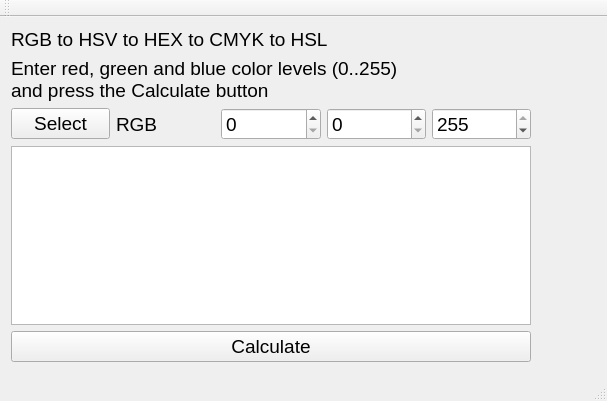
Qt form mainwindow.ui (den0011/convert_color) before a commit.
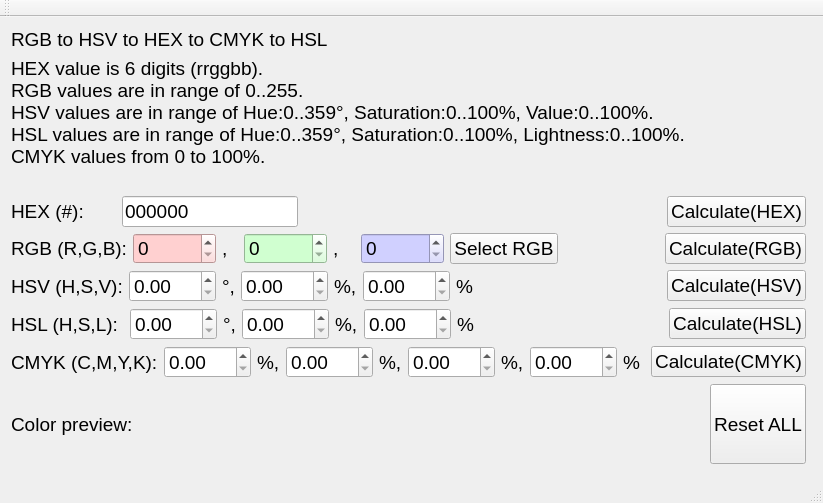
The same form after that commit.

Diff of the .ui file:
```diff
--- a/mainwindow.ui
+++ b/mainwindow.ui
@@ -6,8 +6,8 @@
    <rect>
     <x>0</x>
     <y>0</y>
-    <width>607</width>
-    <height>401</height>
+    <width>823</width>
+    <height>503</height>
    </rect>
   </property>
   <property name="font">
@@ -22,64 +22,513 @@
   </property>
   <widget class="QWidget" name="centralWidget">
    <layout class="QGridLayout" name="gridLayout">
+    <item row="1" column="0" colspan="2">
+     <widget class="QLabel" name="label_3">
+      <property name="text">
+       <string>HEX value is 6 digits (rrggbb).
+RGB values are in range of 0..255.
+HSV values are in range of Hue:0..359°, Saturation:0..100%, Value:0..100%.
+HSL values are in range of Hue:0..359°, Saturation:0..100%, Lightness:0..100%.
+CMYK values from 0 to 100%.
+</string>
+      </property>
+     </widget>
+    </item>
     <item row="2" column="0">
-     <layout class="QHBoxLayout" name="horizontalLayout">
+     <layout class="QVBoxLayout" name="verticalLayout">
       <item>
-       <widget class="QPushButton" name="pBSelect">
-        <property name="text">
-         <string>Select</string>
-        </property>
-       </widget>
+       <layout class="QHBoxLayout" name="horizontalLayout_5">
+        <item>
+         <widget class="QLabel" name="label_4">
+          <property name="text">
+           <string>HEX (#):      </string>
+          </property>
+         </widget>
+        </item>
+        <item>
+         <widget class="QLineEdit" name="lineEditHex">
+          <property name="sizePolicy">
+           <sizepolicy hsizetype="Fixed" vsizetype="Fixed">
+            <horstretch>0</horstretch>
+            <verstretch>0</verstretch>
+           </sizepolicy>
+          </property>
+          <property name="text">
+           <string>000000</string>
+          </property>
+         </widget>
+        </item>
+        <item>
+         <spacer name="horizontalSpacer_3">
+          <property name="orientation">
+           <enum>Qt::Horizontal</enum>
+          </property>
+          <property name="sizeHint" stdset="0">
+           <size>
+            <width>40</width>
+            <height>20</height>
+           </size>
+          </property>
+         </spacer>
+        </item>
+        <item>
+         <widget class="QPushButton" name="CalculateHex">
+          <property name="text">
+           <string>Calculate(HEX)</string>
+          </property>
+         </widget>
+        </item>
+       </layout>
       </item>
       <item>
-       <widget class="QLabel" name="label">
-        <property name="styleSheet">
-         <string notr="true"/>
-        </property>
-        <property name="text">
-         <string>RGB</string>
-        </property>
-       </widget>
+       <layout class="QHBoxLayout" name="horizontalLayout">
+        <item>
+         <widget class="QLabel" name="label">
+          <property name="styleSheet">
+           <string notr="true"/>
+          </property>
+          <property name="text">
+           <string>RGB (R,G,B):</string>
+          </property>
+         </widget>
+        </item>
+        <item>
+         <widget class="QSpinBox" name="rgbR">
+          <property name="sizePolicy">
+           <sizepolicy hsizetype="Fixed" vsizetype="Fixed">
+            <horstretch>0</horstretch>
+            <verstretch>0</verstretch>
+           </sizepolicy>
+          </property>
+          <property name="minimumSize">
+           <size>
+            <width>83</width>
+            <height>0</height>
+           </size>
+          </property>
+          <property name="font">
+           <font>
+            <family>MS Shell Dlg 2</family>
+            <pointsize>14</pointsize>
+            <weight>50</weight>
+            <italic>false</italic>
+            <bold>false</bold>
+           </font>
+          </property>
+          <property name="styleSheet">
+           <string notr="true">background-color: rgb(255, 208, 208);
+font: 14pt &quot;MS Shell Dlg 2&quot;;</string>
+          </property>
+          <property name="maximum">
+           <number>255</number>
+          </property>
+         </widget>
+        </item>
+        <item>
+         <widget class="QLabel" name="label_9">
+          <property name="text">
+           <string>,  </string>
+          </property>
+         </widget>
+        </item>
+        <item>
+         <widget class="QSpinBox" name="rgbG">
+          <property name="sizePolicy">
+           <sizepolicy hsizetype="Fixed" vsizetype="Fixed">
+            <horstretch>0</horstretch>
+            <verstretch>0</verstretch>
+           </sizepolicy>
+          </property>
+          <property name="minimumSize">
+           <size>
+            <width>83</width>
+            <height>0</height>
+           </size>
+          </property>
+          <property name="font">
+           <font>
+            <family>MS Shell Dlg 2</family>
+            <pointsize>14</pointsize>
+            <weight>50</weight>
+            <italic>false</italic>
+            <bold>false</bold>
+           </font>
+          </property>
+          <property name="styleSheet">
+           <string notr="true">background-color: rgb(208, 255, 208);
+font: 14pt &quot;MS Shell Dlg 2&quot;;</string>
+          </property>
+          <property name="maximum">
+           <number>255</number>
+          </property>
+         </widget>
+        </item>
+        <item>
+         <widget class="QLabel" name="label_10">
+          <property name="text">
+           <string>,   </string>
+          </property>
+         </widget>
+        </item>
+        <item>
+         <widget class="QSpinBox" name="rgbB">
+          <property name="sizePolicy">
+           <sizepolicy hsizetype="Fixed" vsizetype="Fixed">
+            <horstretch>0</horstretch>
+            <verstretch>0</verstretch>
+           </sizepolicy>
+          </property>
+          <property name="minimumSize">
+           <size>
+            <width>83</width>
+            <height>0</height>
+           </size>
+          </property>
+          <property name="font">
+           <font>
+            <family>MS Shell Dlg 2</family>
+            <pointsize>14</pointsize>
+            <weight>50</weight>
+            <italic>false</italic>
+            <bold>false</bold>
+           </font>
+          </property>
+          <property name="styleSheet">
+           <string notr="true">background-color: rgb(208, 208, 255);
+font: 14pt &quot;MS Shell Dlg 2&quot;;</string>
+          </property>
+          <property name="maximum">
+           <number>255</number>
+          </property>
+          <property name="value">
+           <number>0</number>
+          </property>
+         </widget>
+        </item>
+        <item>
+         <widget class="QPushButton" name="SelectRGB">
+          <property name="text">
+           <string>Select RGB</string>
+          </property>
+         </widget>
+        </item>
+        <item>
+         <spacer name="horizontalSpacer">
+          <property name="orientation">
+           <enum>Qt::Horizontal</enum>
+          </property>
+          <property name="sizeHint" stdset="0">
+           <size>
+            <width>40</width>
+            <height>20</height>
+           </size>
+          </property>
+         </spacer>
+        </item>
+        <item>
+         <widget class="QPushButton" name="CalculateRGB">
+          <property name="text">
+           <string>Calculate(RGB)</string>
+          </property>
+         </widget>
+        </item>
+       </layout>
       </item>
       <item>
-       <widget class="QSpinBox" name="sBR">
-        <property name="maximum">
-         <number>255</number>
-        </property>
-       </widget>
+       <layout class="QHBoxLayout" name="horizontalLayout_2">
+        <item>
+         <widget class="QLabel" name="label_5">
+          <property name="text">
+           <string>HSV (H,S,V):</string>
+          </property>
+         </widget>
+        </item>
+        <item>
+         <widget class="QDoubleSpinBox" name="hsvH">
+          <property name="sizePolicy">
+           <sizepolicy hsizetype="Fixed" vsizetype="Fixed">
+            <horstretch>0</horstretch>
+            <verstretch>0</verstretch>
+           </sizepolicy>
+          </property>
+          <property name="maximum">
+           <double>359.000000000000000</double>
+          </property>
+         </widget>
+        </item>
+        <item>
+         <widget class="QLabel" name="label_15">
+          <property name="text">
+           <string>°,</string>
+          </property>
+         </widget>
+        </item>
+        <item>
+         <widget class="QDoubleSpinBox" name="hsvS">
+          <property name="sizePolicy">
+           <sizepolicy hsizetype="Fixed" vsizetype="Fixed">
+            <horstretch>0</horstretch>
+            <verstretch>0</verstretch>
+           </sizepolicy>
+          </property>
+          <property name="maximum">
+           <double>100.000000000000000</double>
+          </property>
+         </widget>
+        </item>
+        <item>
+         <widget class="QLabel" name="label_11">
+          <property name="text">
+           <string>%,</string>
+          </property>
+         </widget>
+        </item>
+        <item>
+         <widget class="QDoubleSpinBox" name="hsvV">
+          <property name="sizePolicy">
+           <sizepolicy hsizetype="Fixed" vsizetype="Fixed">
+            <horstretch>0</horstretch>
+            <verstretch>0</verstretch>
+           </sizepolicy>
+          </property>
+          <property name="maximum">
+           <double>100.000000000000000</double>
+          </property>
+         </widget>
+        </item>
+        <item>
+         <widget class="QLabel" name="label_12">
+          <property name="text">
+           <string>%</string>
+          </property>
+         </widget>
+        </item>
+        <item>
+         <spacer name="horizontalSpacer_2">
+          <property name="orientation">
+           <enum>Qt::Horizontal</enum>
+          </property>
+          <property name="sizeHint" stdset="0">
+           <size>
+            <width>40</width>
+            <height>20</height>
+           </size>
+          </property>
+         </spacer>
+        </item>
+        <item>
+         <widget class="QPushButton" name="CalculateHSV">
+          <property name="text">
+           <string>Calculate(HSV)</string>
+          </property>
+         </widget>
+        </item>
+       </layout>
       </item>
       <item>
-       <widget class="QSpinBox" name="sBG">
-        <property name="maximum">
-         <number>255</number>
-        </property>
-       </widget>
+       <layout class="QHBoxLayout" name="horizontalLayout_3">
+        <item>
+         <widget class="QLabel" name="label_6">
+          <property name="text">
+           <string>HSL (H,S,L): </string>
+          </property>
+         </widget>
+        </item>
+        <item>
+         <widget class="QDoubleSpinBox" name="hslH">
+          <property name="sizePolicy">
+           <sizepolicy hsizetype="Fixed" vsizetype="Fixed">
+            <horstretch>0</horstretch>
+            <verstretch>0</verstretch>
+           </sizepolicy>
+          </property>
+          <property name="maximum">
+           <double>359.000000000000000</double>
+          </property>
+         </widget>
+        </item>
+        <item>
+         <widget class="QLabel" name="label_16">
+          <property name="text">
+           <string>°,</string>
+          </property>
+         </widget>
+        </item>
+        <item>
+         <widget class="QDoubleSpinBox" name="hslS">
+          <property name="sizePolicy">
+           <sizepolicy hsizetype="Fixed" vsizetype="Fixed">
+            <horstretch>0</horstretch>
+            <verstretch>0</verstretch>
+           </sizepolicy>
+          </property>
+          <property name="maximum">
+           <double>100.000000000000000</double>
+          </property>
+         </widget>
+        </item>
+        <item>
+         <widget class="QLabel" name="label_13">
+          <property name="text">
+           <string>%,</string>
+          </property>
+         </widget>
+        </item>
+        <item>
+         <widget class="QDoubleSpinBox" name="hslL">
+          <property name="sizePolicy">
+           <sizepolicy hsizetype="Fixed" vsizetype="Fixed">
+            <horstretch>0</horstretch>
+            <verstretch>0</verstretch>
+           </sizepolicy>
+          </property>
+          <property name="maximum">
+           <double>100.000000000000000</double>
+          </property>
+         </widget>
+        </item>
+        <item>
+         <widget class="QLabel" name="label_14">
+          <property name="text">
+           <string>%</string>
+          </property>
+         </widget>
+        </item>
+        <item>
+         <spacer name="horizontalSpacer_4">
+          <property name="orientation">
+           <enum>Qt::Horizontal</enum>
+          </property>
+          <property name="sizeHint" stdset="0">
+           <size>
+            <width>40</width>
+            <height>20</height>
+           </size>
+          </property>
+         </spacer>
+        </item>
+        <item>
+         <widget class="QPushButton" name="CalculateHSL">
+          <property name="text">
+           <string>Calculate(HSL)</string>
+          </property>
+         </widget>
+        </item>
+       </layout>
       </item>
       <item>
-       <widget class="QSpinBox" name="sBB">
-        <property name="maximum">
-         <number>255</number>
-        </property>
-        <property name="value">
-         <number>255</number>
-        </property>
-       </widget>
+       <layout class="QHBoxLayout" name="horizontalLayout_4">
+        <item>
+         <widget class="QLabel" name="label_7">
+          <property name="text">
+           <string>CMYK (C,M,Y,K):</string>
+          </property>
+         </widget>
+        </item>
+        <item>
+         <widget class="QDoubleSpinBox" name="cmykC">
+          <property name="sizePolicy">
+           <sizepolicy hsizetype="Fixed" vsizetype="Fixed">
+            <horstretch>0</horstretch>
+            <verstretch>0</verstretch>
+           </sizepolicy>
+          </property>
+          <property name="maximum">
+           <double>100.000000000000000</double>
+          </property>
+         </widget>
+        </item>
+        <item>
+         <widget class="QLabel" name="label_17">
+          <property name="text">
+           <string>%,</string>
+          </property>
+         </widget>
+        </item>
+        <item>
+         <widget class="QDoubleSpinBox" name="cmykM">
+          <property name="sizePolicy">
+           <sizepolicy hsizetype="Fixed" vsizetype="Fixed">
+            <horstretch>0</horstretch>
+            <verstretch>0</verstretch>
+           </sizepolicy>
+          </property>
+          <property name="maximum">
+           <double>100.000000000000000</double>
+          </property>
+         </widget>
+        </item>
+        <item>
+         <widget class="QLabel" name="label_18">
+          <property name="text">
+           <string>%,</string>
+          </property>
+         </widget>
+        </item>
+        <item>
+         <widget class="QDoubleSpinBox" name="cmykY">
+          <property name="sizePolicy">
+           <sizepolicy hsizetype="Fixed" vsizetype="Fixed">
+            <horstretch>0</horstretch>
+            <verstretch>0</verstretch>
+           </sizepolicy>
+          </property>
+          <property name="maximum">
+           <double>100.000000000000000</double>
+          </property>
+         </widget>
+        </item>
+        <item>
+         <widget class="QLabel" name="label_19">
+          <property name="text">
+           <string>%,</string>
+          </property>
+         </widget>
+        </item>
+        <item>
+         <widget class="QDoubleSpinBox" name="cmykK">
+          <property name="sizePolicy">
+           <sizepolicy hsizetype="Fixed" vsizetype="Fixed">
+            <horstretch>0</horstretch>
+            <verstretch>0</verstretch>
+           </sizepolicy>
+          </property>
+          <property name="maximum">
+           <double>100.000000000000000</double>
+          </property>
+         </widget>
+        </item>
+        <item>
+         <widget class="QLabel" name="label_20">
+          <property name="text">
+           <string>%</string>
+          </property>
+         </widget>
+        </item>
+        <item>
+         <spacer name="horizontalSpacer_5">
+          <property name="orientation">
+           <enum>Qt::Horizontal</enum>
+          </property>
+          <property name="sizeHint" stdset="0">
+           <size>
+            <width>40</width>
+            <height>20</height>
+           </size>
+          </property>
+         </spacer>
+        </item>
+        <item>
+         <widget class="QPushButton" name="CalculateCMYK">
+          <property name="text">
+           <string>Calculate(CMYK)</string>
+          </property>
+         </widget>
+        </item>
+       </layout>
       </item>
      </layout>
     </item>
-    <item row="3" column="0">
-     <widget class="QTextEdit" name="textEdit">
-      <property name="sizePolicy">
-       <sizepolicy hsizetype="Expanding" vsizetype="Expanding">
-        <horstretch>2</horstretch>
-        <verstretch>0</verstretch>
-       </sizepolicy>
-      </property>
-      <property name="readOnly">
-       <bool>true</bool>
-      </property>
-     </widget>
-    </item>
     <item row="0" column="0">
      <widget class="QLabel" name="label_2">
       <property name="text">
@@ -87,36 +536,48 @@
       </property>
      </widget>
     </item>
-    <item row="0" column="1" rowspan="5">
-     <widget class="QPushButton" name="pBColorSet">
-      <property name="sizePolicy">
-       <sizepolicy hsizetype="Expanding" vsizetype="Expanding">
-        <horstretch>0</horstretch>
-        <verstretch>0</verstretch>
-       </sizepolicy>
-      </property>
-      <property name="text">
-       <string/>
-      </property>
-      <property name="flat">
-       <bool>true</bool>
-      </property>
-     </widget>
-    </item>
-    <item row="4" column="0">
-     <widget class="QPushButton" name="pBCalculate">
-      <property name="text">
-       <string>Calculate</string>
-      </property>
-     </widget>
-    </item>
-    <item row="1" column="0">
-     <widget class="QLabel" name="label_3">
-      <property name="text">
-       <string>Enter red, green and blue color levels (0..255) 
-and press the Calculate button</string>
-      </property>
-     </widget>
+    <item row="3" column="0">
+     <layout class="QHBoxLayout" name="horizontalLayout_6">
+      <item>
+       <widget class="QLabel" name="label_8">
+        <property name="text">
+         <string>Color preview:	</string>
+        </property>
+       </widget>
+      </item>
+      <item>
+       <widget class="QPushButton" name="pBColorSet">
+        <property name="sizePolicy">
+         <sizepolicy hsizetype="Expanding" vsizetype="Expanding">
+          <horstretch>0</horstretch>
+          <verstretch>0</verstretch>
+         </sizepolicy>
+        </property>
+        <property name="text">
+         <string/>
+        </property>
+        <property name="flat">
+         <bool>true</bool>
+        </property>
+       </widget>
+      </item>
+      <item>
+       <widget class="QPushButton" name="ResetALL">
+        <property name="sizePolicy">
+         <sizepolicy hsizetype="Minimum" vsizetype="Minimum">
+          <horstretch>0</horstretch>
+          <verstretch>0</verstretch>
+         </sizepolicy>
+        </property>
+        <property name="focusPolicy">
+         <enum>Qt::TabFocus</enum>
+        </property>
+        <property name="text">
+         <string>Reset ALL</string>
+        </property>
+       </widget>
+      </item>
+     </layout>
     </item>
    </layout>
   </widget>
```
Left out of the diff: 2 changed lines with no effect on the pictures.
